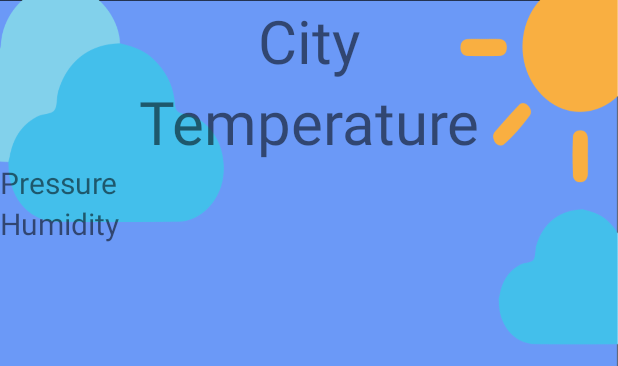
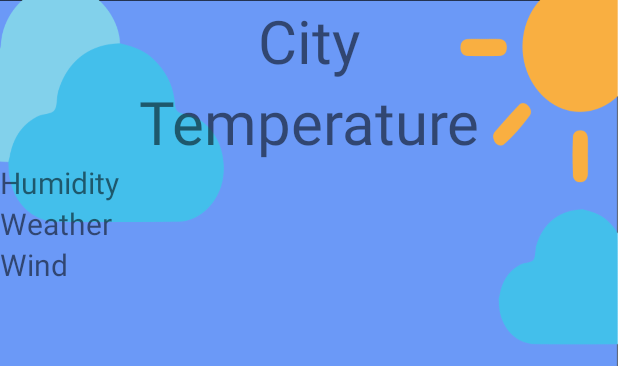
Before and after one commit to tsotne-mazmishvili/android_final, an Android app: the layout weather_recyclerview_layout.xml on its own in the app's theme, with its tools: preview values and no code run, on a phone screen of 412 x 824 dp. Shown: the top 366 px of the screen. Run offline under Robolectric (Android 15) with nearby library versions, the phone set to English and light mode, and no system bars.

Commit message:
added - Minor Design Changes, Setting Text in RecyclerView, Improved Add City Functionality

```diff
--- a/app/src/main/res/layout/weather_recyclerview_layout.xml
+++ b/app/src/main/res/layout/weather_recyclerview_layout.xml
@@ -1,12 +1,14 @@
 <?xml version="1.0" encoding="utf-8"?>
 <LinearLayout
     xmlns:android="http://schemas.android.com/apk/res/android"
+    android:id="@+id/mainLinearLayout"
     android:layout_width="match_parent"
     android:layout_height="match_parent"
     android:orientation="vertical"
     android:background="@drawable/sunny_background">
 
     <TextView
+        android:id="@+id/cityTextView"
         android:layout_width="match_parent"
         android:layout_height="wrap_content"
         android:text="City"
@@ -19,17 +21,23 @@
         android:text="Temperature"
         android:textSize="40dp"
         android:textAlignment="center"/>
-    <TextView
-        android:id="@+id/pressureTextView"
-        android:layout_width="match_parent"
-        android:layout_height="wrap_content"
-        android:text="Pressure"
-        android:textSize="20dp"/>
 
     <TextView
         android:id="@+id/humidityTextView"
         android:layout_width="match_parent"
-        android:layout_height="653dp"
+        android:layout_height="wrap_content"
         android:text="Humidity"
         android:textSize="20dp" />
+    <TextView
+        android:id="@+id/weatherTextView"
+        android:layout_width="match_parent"
+        android:layout_height="wrap_content"
+        android:text="Weather"
+        android:textSize="20dp" />
+    <TextView
+        android:id="@+id/windTextView"
+        android:layout_width="match_parent"
+        android:layout_height="wrap_content"
+        android:text="Wind"
+        android:textSize="20dp" />
 </LinearLayout>
```
Also changed, not shown: app/src/main/java/com/example/tsotne_shalva_final/WeathersRecyclerViewAdapter.kt (+23 -4 lines), app/src/main/res/layout/activity_weather.xml (+11 -7 lines), app/src/main/res/drawable-v24/cloudy_background.png (added), app/src/main/res/drawable-v24/rainy_background.png (added).
